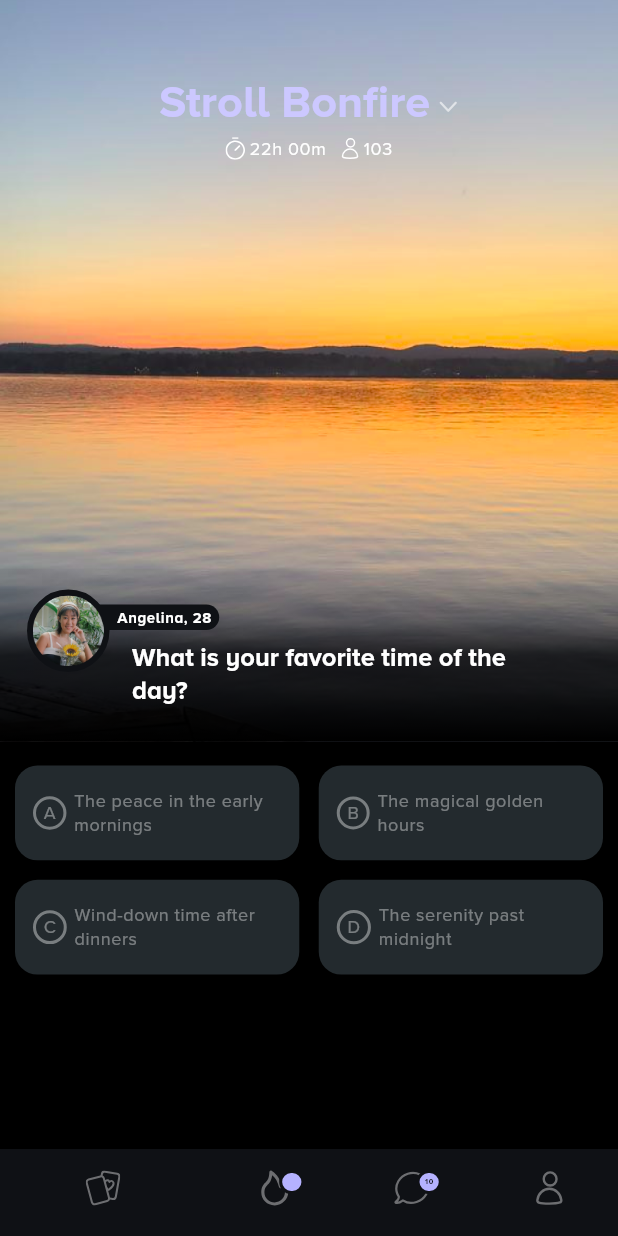
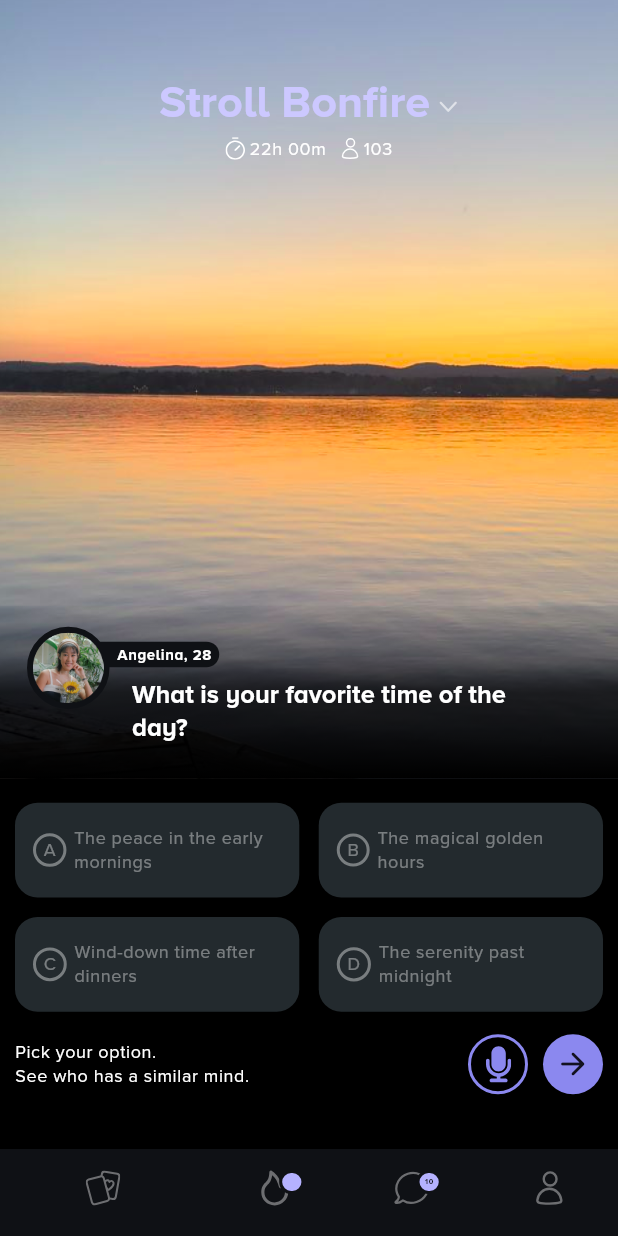
Before and after one commit to Morizuq/stroll, a Flutter app: the screen it shows after launch, on a phone screen of 412 x 824 dp. Run offline on Flutter 3.47's test engine with Material 3 defaults, Android fonts, the phone set to English and light mode, and no system bars; our stand-ins replace flutter_svg.

Commit message:
Add OptionButton and ContentFooter widgets; refactor Options and DetailsContent layout

```diff
--- /dev/null
+++ b/lib/components/buttons/option_buttons.dart
@@ -0,0 +1,56 @@
+import 'package:flutter/material.dart';
+import 'package:stroll/theme/app_colors.dart';
+
+class OptionButton extends StatelessWidget {
+  const OptionButton({super.key, required this.option, required this.isSelected, required this.onTap});
+  final Map<String, String> option;
+  final bool isSelected;
+  final VoidCallback onTap;
+
+  @override
+  Widget build(BuildContext context) {
+    final theme = Theme.of(context);
+    return GestureDetector(
+      onTap: onTap,
+      child: Container(
+        padding: const EdgeInsets.symmetric(
+          horizontal: 10,
+        ),
+        decoration: BoxDecoration(
+          borderRadius: BorderRadius.circular(15),
+          color: AppColors.darkGrey,
+          border: Border.all(
+              color: isSelected ? AppColors.lavenderPurple : Colors.transparent,
+              width: 2),
+        ),
+        child: Row(
+          children: [
+            _optionId(theme, option['id']!, isSelected: isSelected),
+            const SizedBox(width: 5),
+            Expanded(
+              child: Text(option['label']!,
+                  style: theme.textTheme.bodySmall?.copyWith(
+                      color: Colors.white.withAlpha(100), fontSize: 12)),
+            ),
+          ],
+        ),
+      ),
+    );
+  }
+}
+
+Widget _optionId(ThemeData theme, String option, {bool isSelected = false}) {
+  return Container(
+    padding: const EdgeInsets.all(5),
+    decoration: BoxDecoration(
+      shape: BoxShape.circle,
+      color: isSelected ? AppColors.lavenderPurple : Colors.transparent,
+      border: Border.all(
+          color: isSelected ? Colors.transparent : Colors.white.withAlpha(100),
+          width: 2),
+    ),
+    child: Text(option,
+        style: theme.textTheme.bodySmall?.copyWith(
+            color: isSelected ? Colors.white : Colors.white.withAlpha(100))),
+  );
+}
--- /dev/null
+++ b/lib/screens/widgets/content/content_footer.dart
@@ -0,0 +1,61 @@
+import 'package:flutter/material.dart';
+import 'package:flutter_svg/svg.dart';
+import 'package:stroll/theme/app_colors.dart';
+
+class ContentFooter extends StatelessWidget {
+  const ContentFooter({super.key});
+
+  @override
+  Widget build(BuildContext context) {
+    final theme = Theme.of(context);
+    return Row(
+      mainAxisAlignment: MainAxisAlignment.spaceBetween,
+      children: [
+        Column(
+          crossAxisAlignment: CrossAxisAlignment.start,
+          children: [
+            Text("Pick your option.",
+                style: theme.textTheme.bodySmall
+                    ?.copyWith(color: theme.colorScheme.onPrimary)),
+            Text("See who has a similar mind.",
+                style: theme.textTheme.bodySmall
+                    ?.copyWith(color: theme.colorScheme.onPrimary))
+          ],
+        ),
+        Row(
+          children: [_buildRecorder(), const SizedBox(width: 10), _buildCTA()],
+        )
+      ],
+    );
+  }
+}
+
+Widget _buildRecorder() {
+  return Container(
+    width: 40,
+    height: 40,
+    decoration: BoxDecoration(
+      shape: BoxShape.circle,
+      border: Border.all(color: AppColors.lavenderPurple, width: 2),
+    ),
+    child: Center(
+      child: SvgPicture.asset(
+        'assets/icons/ic_recorder.svg',
+        height: 25,
+        width: 25,
+        colorFilter:
+            ColorFilter.mode(AppColors.lavenderPurple, BlendMode.srcIn),
+      ),
+    ),
+  );
+}
+
+Widget _buildCTA() {
+  return Container(
+    width: 40,
+    height: 40,
+    decoration:
+        BoxDecoration(shape: BoxShape.circle, color: AppColors.lavenderPurple),
+    child: Center(child: Icon(Icons.arrow_forward_rounded, weight: 10)),
+  );
+}
--- a/lib/screens/widgets/content/options/options.dart
+++ b/lib/screens/widgets/content/options/options.dart
@@ -1,5 +1,5 @@
 import 'package:flutter/material.dart';
-import 'package:stroll/theme/app_colors.dart';
+import 'package:stroll/components/buttons/option_buttons.dart';
 
 class Options extends StatefulWidget {
   const Options({super.key});
@@ -39,59 +39,16 @@ class _OptionsState extends State<Options> {
           mainAxisSpacing: 13,
         ),
         itemBuilder: (context, index) {
-          return GestureDetector(
+          return OptionButton(
               onTap: () {
                 setState(() {
                   _selectedIndex = index;
                 });
               },
-              child: optionTile(
-                  Theme.of(context), options[index], _selectedIndex == index));
+              option: options[index],
+              isSelected: _selectedIndex == index);
         });
   }
 }
 
-// Tile widget || Container for each option
-Widget optionTile(
-    ThemeData theme, Map<String, String> option, bool isSelected) {
-  return Container(
-    padding: const EdgeInsets.symmetric(
-      horizontal: 10,
-    ),
-    decoration: BoxDecoration(
-      borderRadius: BorderRadius.circular(15),
-      color: AppColors.darkGrey,
-      border: Border.all(
-          color: isSelected ? AppColors.lavenderPurple : Colors.transparent,
-          width: 2),
-    ),
-    child: Row(
-      children: [
-        optionId(theme, option['id']!, isSelected: isSelected),
-        const SizedBox(width: 5),
-        Expanded(
-          child: Text(option['label']!,
-              style: theme.textTheme.bodySmall
-                  ?.copyWith(color: Colors.white.withAlpha(100), fontSize: 12)),
-        ),
-      ],
-    ),
-  );
-}
-
-// Option ID (A, B, C, D)
-Widget optionId(ThemeData theme, String option, {bool isSelected = false}) {
-  return Container(
-    padding: const EdgeInsets.all(5),
-    decoration: BoxDecoration(
-      shape: BoxShape.circle,
-      color: isSelected ? AppColors.lavenderPurple : Colors.transparent,
-      border: Border.all(
-          color: isSelected ? Colors.transparent : Colors.white.withAlpha(100),
-          width: 2),
-    ),
-    child: Text(option,
-        style: theme.textTheme.bodySmall?.copyWith(
-            color: isSelected ? Colors.white : Colors.white.withAlpha(100))),
-  );
-}
+// Tile widget || Container for each opti
--- a/lib/screens/widgets/content/stroll_content.dart
+++ b/lib/screens/widgets/content/stroll_content.dart
@@ -1,4 +1,5 @@
 import 'package:flutter/material.dart';
+import 'package:stroll/screens/widgets/content/content_footer.dart';
 import 'package:stroll/screens/widgets/content/options/options.dart';
 
 class DetailsContent extends StatelessWidget {
@@ -6,19 +7,15 @@ class DetailsContent extends StatelessWidget {
 
   @override
   Widget build(BuildContext context) {
-    final theme = Theme.of(context);
-    final screenHeight = MediaQuery.of(context).size.height;
     return Container(
-      height: screenHeight * 0.30,
       padding: const EdgeInsets.symmetric(
         horizontal: 10,
         vertical: 16,
       ),
       color: Colors.black,
       child: Column(
-        children: [
-          Options(),
-        ],
+        spacing: 15,
+        children: [Options(), ContentFooter()],
       ),
     );
   }
--- a/lib/screens/widgets/header/header.dart
+++ b/lib/screens/widgets/header/header.dart
@@ -12,7 +12,7 @@ class DetailsHeader extends StatelessWidget {
 
     final screenHeight = MediaQuery.of(context).size.height;
     return Container(
-      height: screenHeight * 0.6,
+      height: screenHeight * 0.63,
       decoration: BoxDecoration(
         image: DecorationImage(
             image: AssetImage('assets/images/img_bg.png'),
```
